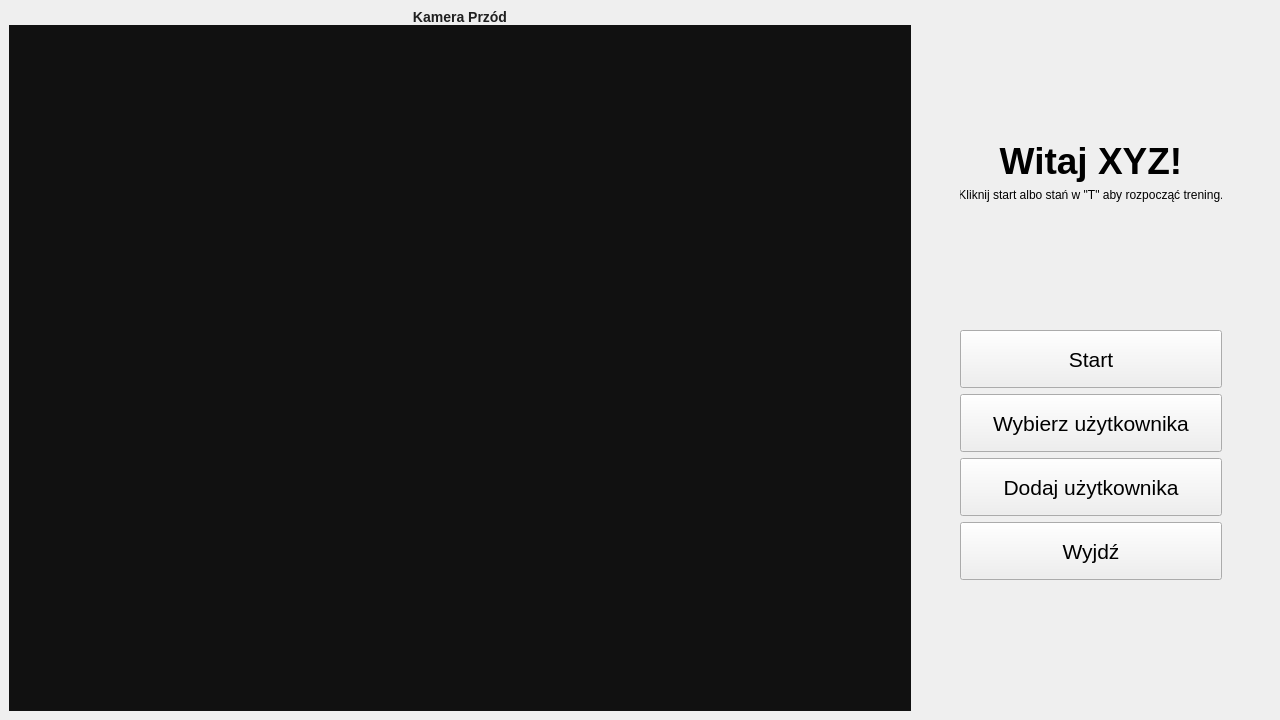
Old version of the form OknoProgramu.ui in the repository Igor-Plowens/Projekt-KCK-2026-Stary-Ob-z.
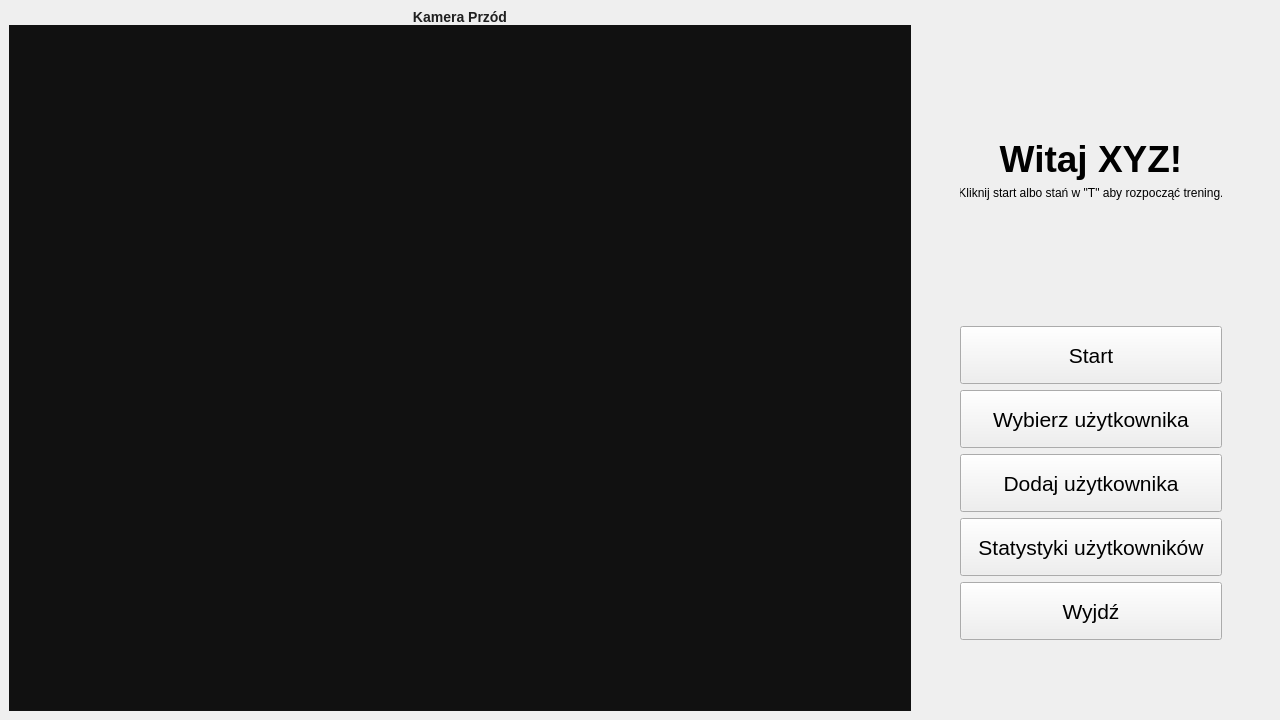
New version of the form. The open tabs and pages were chosen to show the change.

Commit message: dodanie przycisków od statystyk

What changed in the file:
```diff
--- a/OknoProgramu.ui
+++ b/OknoProgramu.ui
@@ -264,6 +264,24 @@
                </property>
               </widget>
              </item>
+             <item>
+              <widget class="QPushButton" name="statsButton">
+               <property name="minimumSize">
+                <size>
+                 <width>168</width>
+                 <height>58</height>
+                </size>
+               </property>
+               <property name="font">
+                <font>
+                 <pointsize>16</pointsize>
+                </font>
+               </property>
+               <property name="text">
+                <string>Statystyki użytkowników</string>
+               </property>
+              </widget>
+             </item>
              <item>
               <widget class="QPushButton" name="exitButton">
                <property name="minimumSize">
```
Left out of the diff: 21 changed lines with no effect on the pictures. The commit also changes 1 other file.
